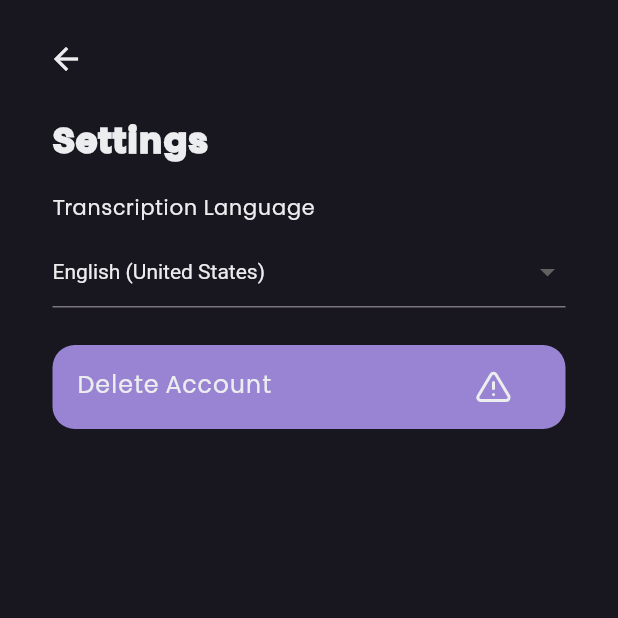
After one commit to dhanushe/PodiumAI, a Flutter app: the screen it shows once a user with an empty profile is signed in, after a tap on an icon or button, on a phone screen of 412 x 824 dp, the top half of it. The commit adds this screen. Run offline on Flutter 3.47's test engine with Material 3 defaults, Android fonts, the phone set to English and light mode, and no system bars; our stand-ins replace cloud_firestore, feather_icons, firebase_auth, firebase_core, flutter_markdown, flutter_svg and 6 more; accounts and stored records are empty.

Commit message:
transcription language support
Settings Page, FeatherIcons, Language Indicator

```diff
--- a/lib/constants.dart
+++ b/lib/constants.dart
@@ -11,7 +11,8 @@ class Constants {
   static String myName = '';
 }
 
-final apiKey = "AIzaSyDPISavCG_7dSteajrni9M_JedFSWxU6Vk";
+// final apiKey = "AIzaSyDPISavCG_7dSteajrni9M_JedFSWxU6Vk";
+final apiKey = "AIzaSyBvilE2nc4lEfoyAdOjr-wYJphM_9PTx0w";
 
 // prompts to gemini
 const createQuizPrompt = """
--- a/lib/database.dart
+++ b/lib/database.dart
@@ -37,6 +37,23 @@ class DatabaseMethods {
       print('An error occurred: $e');
       return null;
     }
+  }
+
+  updateUserLanguage(String email, String language) {
+    FirebaseFirestore.instance
+        .collection('users')
+        .doc(email)
+        .set({'language': language}, SetOptions(merge: true));
+  }
+
+  getUserLanguage(String email) {
+    return FirebaseFirestore.instance
+        .collection('users')
+        .doc(email)
+        .get()
+        .then((value) {
+      return value.data()!['language'];
+    });
   }
 
   // uploadUserInfo(userMap) async {
--- a/lib/home_screen.dart
+++ b/lib/home_screen.dart
@@ -1,4 +1,5 @@
 import 'package:cloud_firestore/cloud_firestore.dart';
+import 'package:feather_icons/feather_icons.dart';
 import 'package:firebase_auth/firebase_auth.dart';
 import 'package:firebase_core/firebase_core.dart';
 import 'package:flutter/cupertino.dart';
@@ -14,6 +15,7 @@ import 'package:lectifaisubmission/helper_functions.dart';
 import 'package:lectifaisubmission/lecture.dart';
 import 'package:lectifaisubmission/lecture_card.dart';
 import 'package:lectifaisubmission/lecture_detail_screen.dart';
+import 'package:lectifaisubmission/settings.dart';
 import 'package:lectifaisubmission/speech_api.dart';
 import 'package:lectifaisubmission/speech_recognition_sheet.dart';
 import 'package:provider/provider.dart';
@@ -258,19 +260,29 @@ class _HomeScreenState extends State<HomeScreen> {
                           'Would you like to join a class or record a lecture?'),
                       actions: [
                         TextButton(
-                          onPressed: () {
+                          onPressed: () async {
                             Navigator.pop(context);
+                            // Get User Language
+                            await databaseMethods
+                                .getUserLanguage(
+                                    firebaseAuth.currentUser!.email!)
+                                .then((value) {
+                              if (value == null) {
+                                value = 'English (United States)';
+                              }
                               showModalBottomSheet(
                                 context: context,
                                 builder: (context) {
                                   return SpeechRecognitionSheet(
                                     lectureForClass: false,
+                                    userLanguage: value,
                                     onComplete: () {
                                       getUserTranscripts(isStudent);
                                     },
                                   );
                                 },
                               );
+                            });
                           },
                           child: Text('Record a lecture'),
                         ),
@@ -444,12 +456,30 @@ class _HomeScreenState extends State<HomeScreen> {
             Positioned(
               top: 10.0, // Adjust these values for desired position
               right: 10.0,
-              child: IconButton(
+              child: Row(
+                mainAxisAlignment:
+                    MainAxisAlignment.end, // Align the row to the right
+                children: [
+                  IconButton(
                     color: kPrimaryLight,
-                icon: Icon(Icons.logout),
+                    icon: Icon(
+                        FeatherIcons.settings), // Icon for the settings button
                     onPressed: () {
-                  var provider =
-                      Provider.of<GoogleSignInProvider>(context, listen: false);
+                      // Navigate to the settings screen
+                      Navigator.push(
+                        context,
+                        MaterialPageRoute(
+                          builder: (context) => SettingsScreen(),
+                        ),
+                      );
+                    },
+                  ),
+                  IconButton(
+                    color: kPrimaryLight,
+                    icon: Icon(FeatherIcons.logOut),
+                    onPressed: () {
+                      var provider = Provider.of<GoogleSignInProvider>(context,
+                          listen: false);
                       provider.logout();
 
                       HelperFunctions.saveUserLoggedIn(false);
@@ -457,7 +487,9 @@ class _HomeScreenState extends State<HomeScreen> {
                       HelperFunctions.saveUserName('');
                     },
                   ),
+                ],
               ),
+            )
           ],
         ),
       ),
--- a/lib/lecture_detail_screen.dart
+++ b/lib/lecture_detail_screen.dart
@@ -47,7 +47,7 @@ class _LectureDetailScreenState extends State<LectureDetailScreen> {
 
   // Generate Summary from Text
   generateSummary() async {
-    print("generating summary");
+    print("generating summary of: ${this.widget.lecture.fullTranscription}");
     final model = GenerativeModel(model: 'gemini-pro', apiKey: apiKey);
     final content = [
       Content.text(
--- /dev/null
+++ b/lib/settings.dart
@@ -0,0 +1,224 @@
+import 'package:feather_icons/feather_icons.dart';
+import 'package:flutter/material.dart';
+import 'package:firebase_auth/firebase_auth.dart';
+import 'package:lectifaisubmission/database.dart';
+import 'package:lectifaisubmission/constants.dart';
+
+class SettingsScreen extends StatefulWidget {
+  @override
+  _SettingsScreenState createState() => _SettingsScreenState();
+}
+
+class _SettingsScreenState extends State<SettingsScreen> {
+  FirebaseAuth firebaseAuth = FirebaseAuth.instance;
+  DatabaseMethods databaseMethods = DatabaseMethods();
+
+  String selectedLanguage = 'English (United States)';
+
+  List<String> languageOptions = [
+    'Arabic (Saudi Arabia)',
+    'Cantonese (China mainland)',
+    'Catalan (Spain)',
+    'Chinese (China mainland)',
+    'Chinese (Hong Kong)',
+    'Chinese (Taiwan)',
+    'Croatian (Croatia)',
+    'Czech (Czechia)',
+    'Danish (Denmark)',
+    'Dutch (Belgium)',
+    'Dutch (Netherlands)',
+    'English (Australia)',
+    'English (Canada)',
+    'English (India)',
+    'English (Indonesia)',
+    'English (Ireland)',
+    'English (New Zealand)',
+    'English (Philippines)',
+    'English (Saudi Arabia)',
+    'English (Singapore)',
+    'English (South Africa)',
+    'English (United Arab Emirates)',
+    'English (United Kingdom)',
+    'English (United States)',
+    'Finnish (Finland)',
+    'French (Belgium)',
+    'French (Canada)',
+    'French (France)',
+    'French (Switzerland)',
+    'German (Austria)',
+    'German (Germany)',
+    'German (Switzerland)',
+    'Greek (Greece)',
+    'Hebrew (Israel)',
+    'Hindi (India)',
+    'Hindi (Latin)',
+    'Hungarian (Hungary)',
+    'Indonesian (Indonesia)',
+    'Italian (Italy)',
+    'Italian (Switzerland)',
+    'Japanese (Japan)',
+    'Korean (South Korea)',
+    'Malay (Malaysia)',
+    'Norwegian Bokmål (Norway)',
+    'Polish (Poland)',
+    'Portuguese (Brazil)',
+    'Portuguese (Portugal)',
+    'Romanian (Romania)',
+    'Russian (Russia)',
+    'Shanghainese (China mainland)',
+    'Slovak (Slovakia)',
+    'Spanish (Chile)',
+    'Spanish (Colombia)',
+    'Spanish (Latin America)',
+    'Spanish (Mexico)',
+    'Spanish (Spain)',
+    'Spanish (United States)',
+    'Swedish (Sweden)',
+    'Thai (Thailand)',
+    'Turkish (Türkiye)',
+    'Ukrainian (Ukraine)',
+    'Vietnamese (Vietnam)',
+  ];
+
+  @override
+  void initState() {
+    // TODO: implement initState
+    super.initState();
+    databaseMethods
+        .getUserLanguage(firebaseAuth.currentUser!.email!)
+        .then((value) {
+      setState(() {
+        if (value == null) {
+          selectedLanguage = 'English (United States)';
+        } else {
+          selectedLanguage = value;
+        }
+      });
+    });
+  }
+
+  @override
+  Widget build(BuildContext context) {
+    return Scaffold(
+      backgroundColor: kPrimaryDark,
+      body: SafeArea(
+        child: SingleChildScrollView(
+          child: Padding(
+            padding: const EdgeInsets.only(left: 35.0, top: 15.0, right: 35.0),
+            child: Column(
+              crossAxisAlignment: CrossAxisAlignment.start,
+              children: <Widget>[
+                Row(
+                  mainAxisAlignment: MainAxisAlignment.spaceBetween,
+                  children: [
+                    Transform.translate(
+                      offset: const Offset(-15, 0),
+                      child: IconButton(
+                        icon: const Icon(Icons.arrow_back),
+                        color: kPrimaryLight,
+                        onPressed: () {
+                          Navigator.pop(context);
+                        },
+                      ),
+                    ),
+                  ],
+                ),
+
+                SizedBox(height: 16),
+                Text(
+                  'Settings',
+                  style: const TextStyle(
+                    fontSize: 24,
+                    fontWeight: FontWeight.w900,
+                    color: kPrimaryLight,
+                  ),
+                ),
+
+                const SizedBox(height: 16),
+
+                // Transcription Language
+                // Transcription Language
+                Column(
+                  crossAxisAlignment: CrossAxisAlignment.start,
+                  children: [
+                    Text('Transcription Language',
+                        style: TextStyle(color: kPrimaryLight)),
+                    SizedBox(height: 8),
+                    DropdownButtonFormField<String>(
+                      value: selectedLanguage,
+                      dropdownColor: kPrimaryDark,
+                      style: TextStyle(color: kPrimaryLight),
+                      onChanged: (String? newValue) {
+                        setState(() {
+                          selectedLanguage = newValue!;
+                          databaseMethods.updateUserLanguage(
+                              firebaseAuth.currentUser!.email!, newValue);
+                        });
+                      },
+                      items: languageOptions
+                          .map<DropdownMenuItem<String>>((String value) {
+                        return DropdownMenuItem<String>(
+                          value: value,
+                          child: Text(value,
+                              style: TextStyle(color: kPrimaryLight)),
+                        );
+                      }).toList(),
+                    ),
+                  ],
+                ),
+
+                const SizedBox(height: 25),
+
+                ListTile(
+                  tileColor: kPrimaryPurple,
+                  shape: RoundedRectangleBorder(
+                    borderRadius: BorderRadius.circular(15),
+                  ),
+                  title: Text('Delete Account',
+                      style: TextStyle(color: kPrimaryLight)),
+                  trailing: IconButton(
+                    icon:
+                        Icon(FeatherIcons.alertTriangle, color: kPrimaryLight),
+                    onPressed: () {
+                      showDialog(
+                        context: context,
+                        builder: (BuildContext context) {
+                          return AlertDialog(
+                            backgroundColor: kPrimaryDark,
+                            title: Text('Delete Account',
+                                style: TextStyle(color: kPrimaryLight)),
+                            content: Text(
+                                'Are you sure you want to delete your account?',
+                                style: TextStyle(color: kPrimaryLight)),
+                            actions: [
+                              TextButton(
+                                onPressed: () => Navigator.pop(context),
+                                child: Text('Cancel',
+                                    style: TextStyle(color: kPrimaryLight)),
+                              ),
+                              TextButton(
+                                onPressed: () {
+                                  // Delete the user's account
+                                  // databaseMethods.deleteUserAccount(firebaseAuth.currentUser!.email!);
+                                  firebaseAuth.currentUser!.delete();
+                                  Navigator.pop(context);
+                                  // Navigate back to the login screen or show a success message
+                                },
+                                child: Text('Delete',
+                                    style: TextStyle(color: kPrimaryLight)),
+                              ),
+                            ],
+                          );
+                        },
+                      );
+                    },
+                  ),
+                ),
+              ],
+            ),
+          ),
+        ),
+      ),
+    );
+  }
+}
--- a/pubspec.yaml
+++ b/pubspec.yaml
@@ -48,6 +48,7 @@ dependencies:
   flutter_markdown: ^0.6.22+1
   share_plus: ^8.0.3
   async: ^2.11.0
+  feather_icons: ^1.2.0
 
 dev_dependencies:
   flutter_test:
```
Also changed, not shown: lib/class_detail_screen.dart (+23 -1 lines), lib/speech_recognition_sheet.dart (+68 -19 lines), pubspec.lock. Lines whose indentation alone changed are shown as unchanged.
